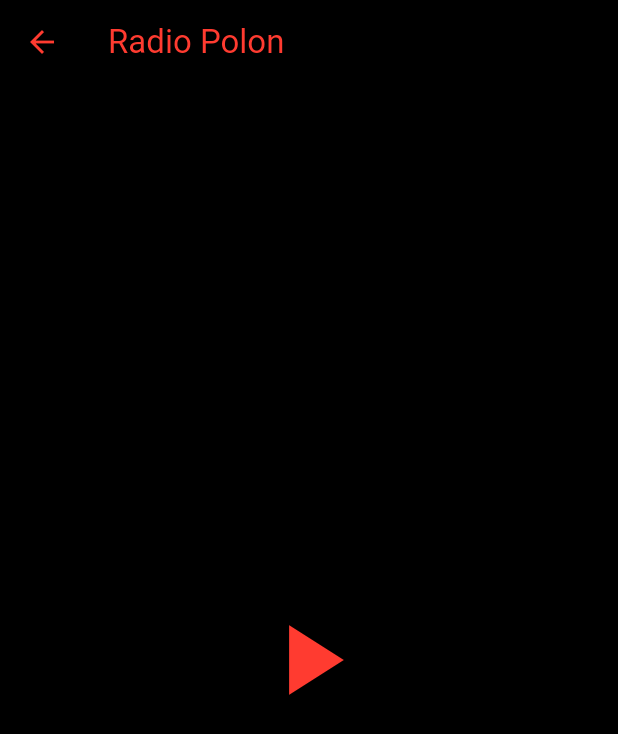
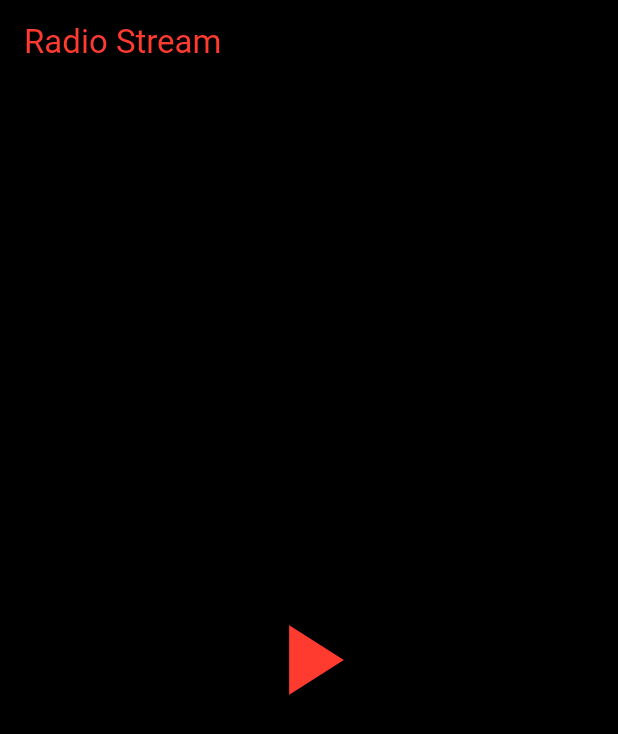
Before and after one commit to watsoneq/radiopolon, a Flutter app: the RadioPlayer screen opened directly, on a phone screen of 412 x 824 dp. Shown: the top 734 px of the screen. Run offline on Flutter 3.47's test engine with Material 3 defaults, Android fonts, the phone set to English and light mode, and no system bars; our stand-ins replace just_audio.

Commit message:
Update main.dart

```diff
--- a/lib/main.dart
+++ b/lib/main.dart
@@ -11,7 +11,7 @@ class MyApp extends StatelessWidget {
   @override
   Widget build(BuildContext context) {
     return MaterialApp(
-      title: 'Radio Polon',
+      title: 'Radio App',
       theme: ThemeData(
         brightness: Brightness.dark,
         scaffoldBackgroundColor: Colors.black,
@@ -21,7 +21,7 @@ class MyApp extends StatelessWidget {
         ),
         iconTheme: IconThemeData(color: redAccent),
       ),
-      home: RadioPolon(),
+      home: RadioPlayer(),
       debugShowCheckedModeBanner: false,
     );
   }
@@ -53,7 +53,7 @@ class _RadioPlayerState extends State<RadioPlayer> {
     final redAccent = Color(0xFFFF3B30);
 
     return Scaffold(
-      appBar: AppBar(title: Text('Radio Polon')),
+      appBar: AppBar(title: Text('Radio Stream')),
       body: Center(
         child: StreamBuilder<PlayerState>(
           stream: _player.playerStateStream,
@@ -62,8 +62,7 @@ class _RadioPlayerState extends State<RadioPlayer> {
             final playing = playerState?.playing ?? false;
             final processing = playerState?.processingState;
 
-            if (processing == ProcessingState.loading ||
-                processing == ProcessingState.buffering) {
+            if (processing == ProcessingState.loading || processing == ProcessingState.buffering) {
               return CircularProgressIndicator(color: redAccent);
             } else if (!playing) {
               return IconButton(
```
